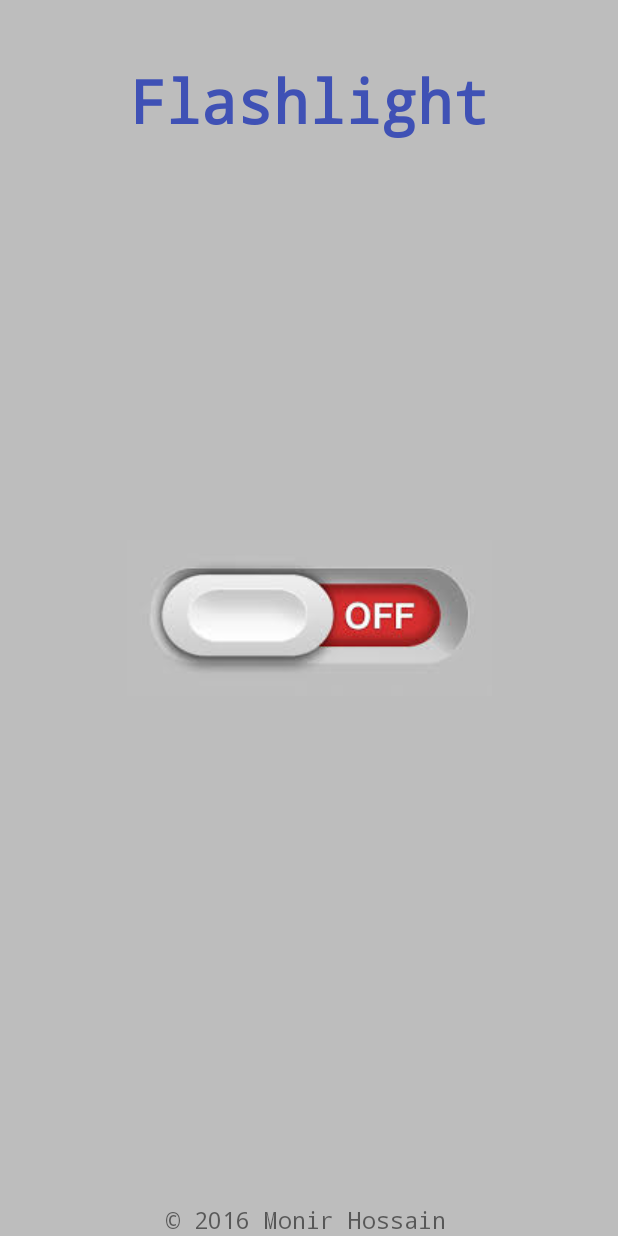
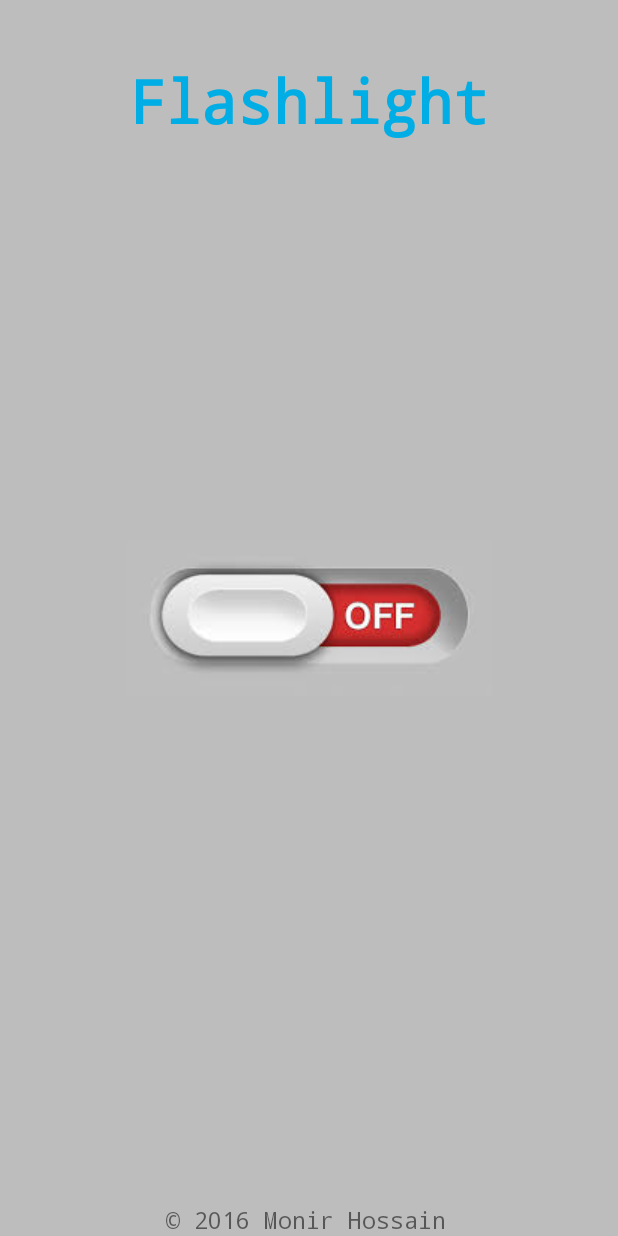
Before and after one commit to mknishad/flashlight, an Android app: the screen it shows after launch (MainActivity), on a phone screen of 412 x 824 dp. Run offline under Robolectric (Android 15) with nearby library versions, the phone set to English and light mode, and no system bars.

Commit message:
Change text style

```diff
--- a/app/src/main/res/layout/activity_main.xml
+++ b/app/src/main/res/layout/activity_main.xml
@@ -12,7 +12,7 @@
         android:text="@string/flashlight"
         android:textSize="40sp"
         android:typeface="monospace"
-        android:textColor="@color/colorPrimary"
+        android:textColor="#00AEE5"
         android:gravity="center"
         android:textStyle="bold"
         android:layout_marginTop="40dp"/>
```
